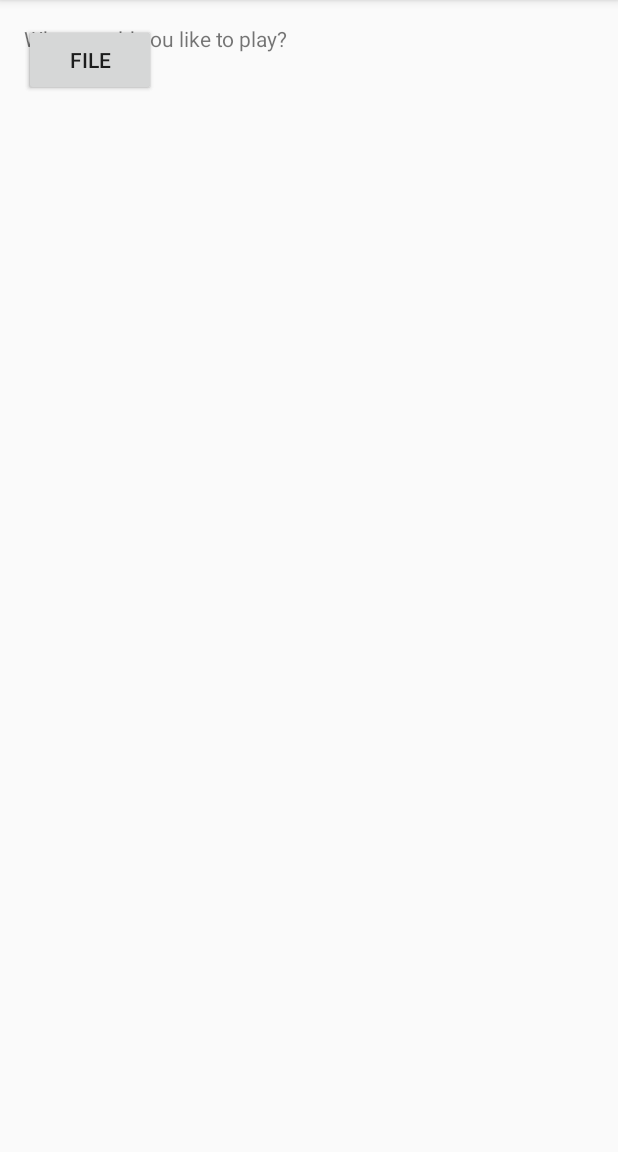
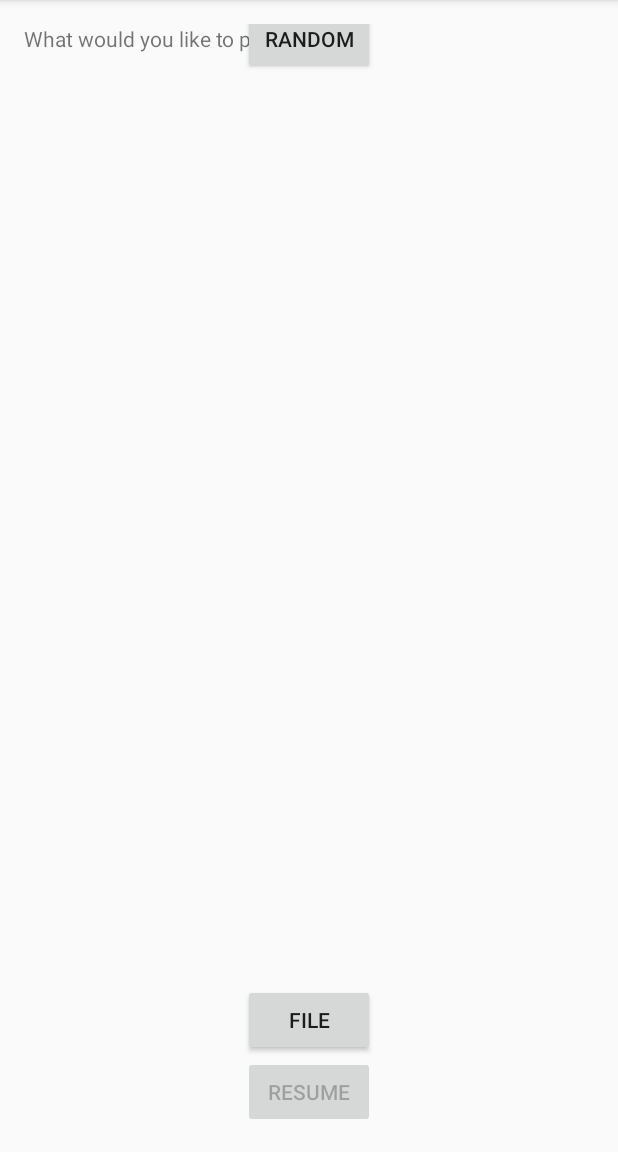
Before and after one commit to cgv2921/TreasureHunt, an Android app: the StartGameActivity screen opened directly, with no data from a screen before it, on a phone screen of 412 x 824 dp, the part 84-1236 px from its top. Run offline under Robolectric (Android 15) with nearby library versions, the phone set to English and light mode, and no system bars.

Commit message:
moving changes

```diff
--- a/app/src/main/java/com/rit/se/treasurehuntvuz/MainActivity.java
+++ b/app/src/main/java/com/rit/se/treasurehuntvuz/MainActivity.java
@@ -1,4 +1,6 @@
 package com.rit.se.treasurehuntvuz;
+
+import android.location.LocationManager;
 
 import android.support.v7.app.AppCompatActivity;
 import android.os.Bundle;
--- a/app/src/main/java/com/rit/se/treasurehuntvuz/ShowTreasureActivity.java
+++ b/app/src/main/java/com/rit/se/treasurehuntvuz/ShowTreasureActivity.java
@@ -119,7 +119,7 @@ public class ShowTreasureActivity extends AppCompatActivity {
         }
         else {
             try {
-                Intent enterHighscoreActivityIntent = new Intent(this, EnterHighscoreActivity.class);
+                Intent enterHighscoreActivityIntent = new Intent(ShowTreasureActivity.this, EnterHighscoreActivity.class);
                 startActivity(enterHighscoreActivityIntent);
                 FindTreasureActivity.findTreasureActivity.finish();
                 finish();
--- a/app/src/main/res/layout/activity_startgame.xml
+++ b/app/src/main/res/layout/activity_startgame.xml
@@ -18,16 +18,25 @@
     <Button
         android:layout_width="wrap_content"
         android:layout_height="wrap_content"
-        android:id="@+id/random_button" />
+        android:id="@+id/resume_button"
+        android:layout_alignParentBottom="true"
+        android:layout_centerHorizontal="true" />
 
     <Button
         android:layout_width="wrap_content"
         android:layout_height="wrap_content"
-        android:id="@+id/file_button" />
+        android:id="@+id/file_button"
+        android:layout_above="@+id/resume_button"
+        android:layout_alignLeft="@+id/resume_button"
+        android:layout_alignStart="@+id/resume_button" />
 
     <Button
         android:layout_width="wrap_content"
         android:layout_height="wrap_content"
-        android:id="@+id/resume_button"/>
+        android:id="@+id/random_button"
+        android:layout_alignBaseline="@+id/whereToPlayTextView"
+        android:layout_alignBottom="@+id/whereToPlayTextView"
+        android:layout_alignLeft="@+id/file_button"
+        android:layout_alignStart="@+id/file_button" />
 
 </RelativeLayout>
```
Also changed, not shown: app/src/main/java/com/rit/se/treasurehuntvuz/AboutActivity.java (+20 -0 lines), app/src/main/java/com/rit/se/treasurehuntvuz/ShowHighscoreActivity.java (+14 -0 lines), 2 other files.
